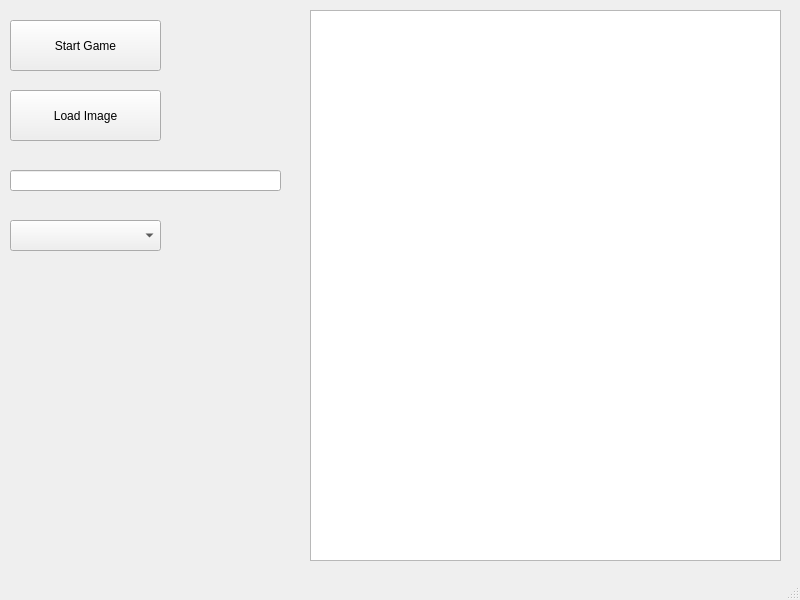
Above: MainWin.ui from VeresMarcell/Prog2Puzzle before the change. Below: the same form after it.
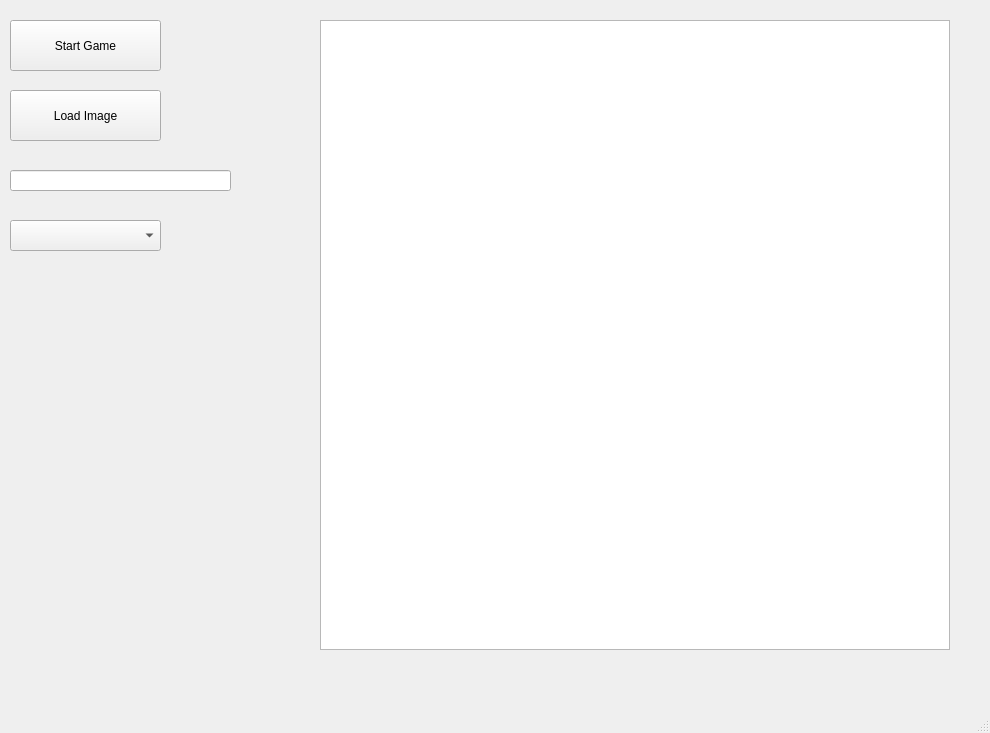
That is the form after the change.

Commit message: QGrapichsView és QGraphicsScene használata

Diff of the .ui file:
```diff
--- a/MainWin.ui
+++ b/MainWin.ui
@@ -6,8 +6,8 @@
    <rect>
     <x>0</x>
     <y>0</y>
-    <width>800</width>
-    <height>600</height>
+    <width>990</width>
+    <height>733</height>
    </rect>
   </property>
   <property name="windowTitle">
@@ -58,7 +58,7 @@
      <rect>
       <x>10</x>
       <y>170</y>
-      <width>271</width>
+      <width>221</width>
       <height>21</height>
      </rect>
     </property>
@@ -66,10 +66,10 @@
    <widget class="QGraphicsView" name="imgView">
     <property name="geometry">
      <rect>
-      <x>310</x>
-      <y>10</y>
-      <width>471</width>
-      <height>551</height>
+      <x>320</x>
+      <y>20</y>
+      <width>630</width>
+      <height>630</height>
      </rect>
     </property>
    </widget>
```
Left out of the diff: 7 changed lines with no effect on the pictures. The commit also changes 2 other files.
